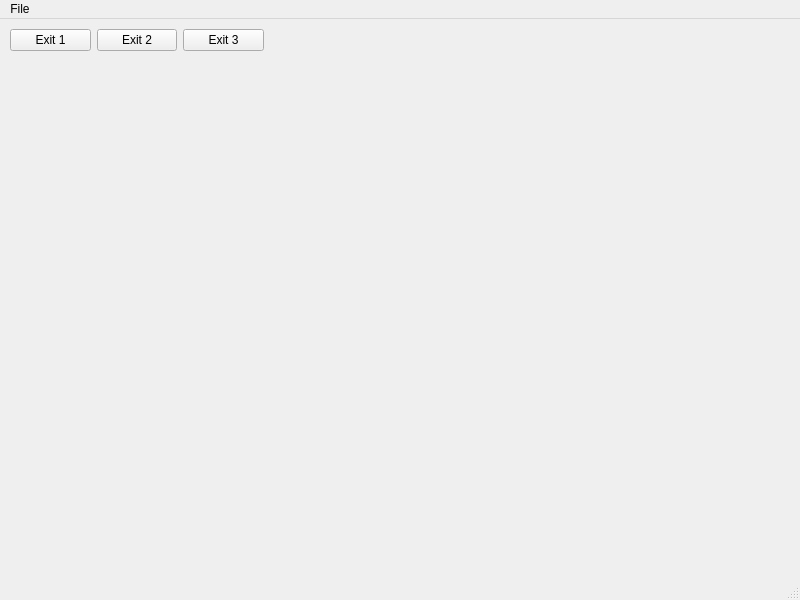
This is QT_Training/mainwindow.ui in AndrejVelevski/QtWinSoft-Training as Qt 5 draws it before an edit. The edited form follows.
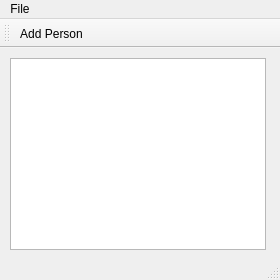
This is the edited form.

```diff
--- a/QT_Training/mainwindow.ui
+++ b/QT_Training/mainwindow.ui
@@ -2,50 +2,48 @@
 <ui version="4.0">
  <class>MainWindow</class>
  <widget class="QMainWindow" name="MainWindow">
+  <property name="enabled">
+   <bool>true</bool>
+  </property>
   <property name="geometry">
    <rect>
     <x>0</x>
     <y>0</y>
-    <width>800</width>
-    <height>600</height>
+    <width>280</width>
+    <height>280</height>
    </rect>
   </property>
+  <property name="sizePolicy">
+   <sizepolicy hsizetype="Preferred" vsizetype="Preferred">
+    <horstretch>0</horstretch>
+    <verstretch>0</verstretch>
+   </sizepolicy>
+  </property>
+  <property name="minimumSize">
+   <size>
+    <width>0</width>
+    <height>0</height>
+   </size>
+  </property>
+  <property name="maximumSize">
+   <size>
+    <width>16777215</width>
+    <height>16777215</height>
+   </size>
+  </property>
   <property name="windowTitle">
    <string>MainWindow</string>
   </property>
   <widget class="QWidget" name="centralwidget">
-   <widget class="QWidget" name="">
+   <widget class="QListWidget" name="listWidget">
     <property name="geometry">
      <rect>
       <x>10</x>
       <y>10</y>
-      <width>254</width>
-      <height>23</height>
+      <width>256</width>
+      <height>192</height>
      </rect>
     </property>
-    <layout class="QHBoxLayout" name="horizontalLayout">
-     <item>
-      <widget class="QPushButton" name="pushButton_1">
-       <property name="text">
-        <string>Exit 1</string>
-       </property>
-      </widget>
-     </item>
-     <item>
-      <widget class="QPushButton" name="pushButton_2">
-       <property name="text">
-        <string>Exit 2</string>
-       </property>
-      </widget>
-     </item>
-     <item>
-      <widget class="QPushButton" name="pushButton_3">
-       <property name="text">
-        <string>Exit 3</string>
-       </property>
-      </widget>
-     </item>
-    </layout>
    </widget>
   </widget>
   <widget class="QMenuBar" name="menubar">
@@ -53,7 +51,7 @@
     <rect>
      <x>0</x>
      <y>0</y>
-     <width>800</width>
+     <width>280</width>
      <height>20</height>
     </rect>
    </property>
@@ -66,9 +64,32 @@
    <addaction name="menuFile"/>
   </widget>
   <widget class="QStatusBar" name="statusbar"/>
+  <widget class="QToolBar" name="toolBar">
+   <property name="windowTitle">
+    <string>toolBar</string>
+   </property>
+   <attribute name="toolBarArea">
+    <enum>TopToolBarArea</enum>
+   </attribute>
+   <attribute name="toolBarBreak">
+    <bool>false</bool>
+   </attribute>
+   <addaction name="actionAdd_Person"/>
+  </widget>
   <action name="actionExit">
    <property name="text">
-    <string> Exit 4</string>
+    <string> Exit</string>
+   </property>
+   <property name="shortcut">
+    <string>E</string>
+   </property>
+  </action>
+  <action name="actionAdd_Person">
+   <property name="text">
+    <string>Add Person</string>
+   </property>
+   <property name="shortcut">
+    <string>A</string>
    </property>
   </action>
  </widget>
```
Left out of the diff: 23 changed lines with no effect on the pictures.
